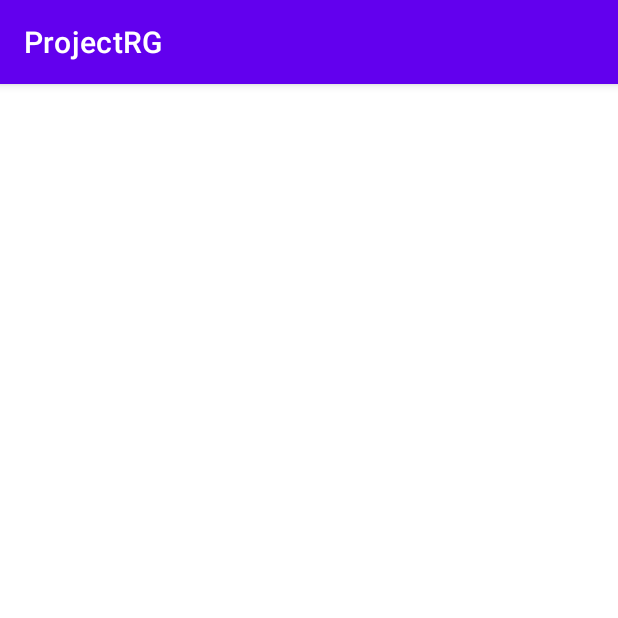
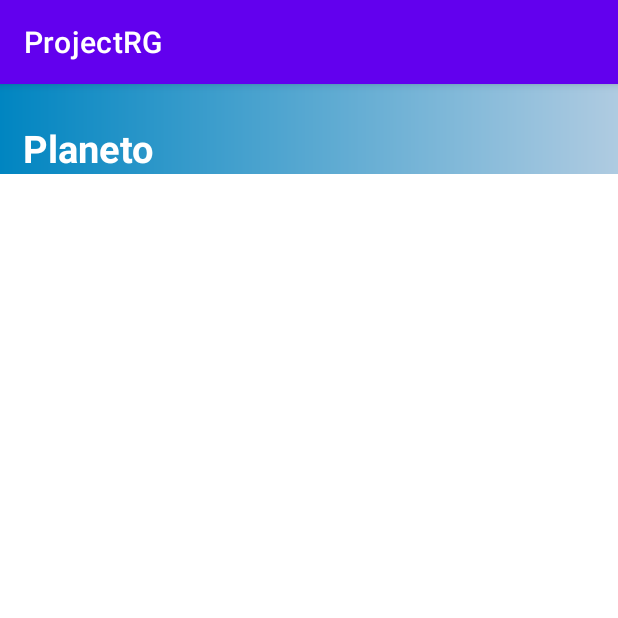
Before and after one commit to Galachka/RaGala, an Android app: the screen it shows after launch (MainActivity), on a phone screen of 412 x 824 dp, the top half of it. Run offline under Robolectric (Android 15) with nearby library versions, the phone set to English and light mode, and no system bars.

Commit message:
home page_1

```diff
--- /dev/null
+++ b/app/src/main/res/drawable/bg_header.xml
@@ -0,0 +1,8 @@
+<?xml version="1.0" encoding="utf-8"?>
+<shape android:shape="rectangle" xmlns:android="http://schemas.android.com/apk/res/android">
+    <gradient android:startColor="#AFCBE1"
+        android:endColor="#0085C1"
+        android:angle="180"
+        android:type="linear"
+        />
+</shape>
--- a/app/src/main/res/layout/activity_main.xml
+++ b/app/src/main/res/layout/activity_main.xml
@@ -6,9 +6,30 @@
     android:layout_height="match_parent"
     tools:context=".MainActivity">
 
+
+    <LinearLayout
+        android:layout_width="match_parent"
+        android:layout_height="60dp"
+        android:background="@drawable/bg_header"
+        android:layout_marginBottom="20dp"
+        android:orientation="horizontal">
+    <TextView
+        android:layout_width="match_parent"
+        android:layout_height="match_parent"
+        android:text="Planeto"
+        android:gravity="start|bottom"
+        android:layout_marginLeft="15dp"
+        android:textColor="@color/white"
+        android:textStyle="bold"
+        android:textSize="25sp" />
+
+        </LinearLayout>
+
+
     <androidx.recyclerview.widget.RecyclerView
-        android:layout_width="334dp"
-        android:layout_height="682dp"
-        tools:layout_editor_absoluteX="26dp"
-        tools:layout_editor_absoluteY="33dp" />
+        android:id="@+id/my_recycler"
+        android:layout_width="match_parent"
+        android:layout_height="match_parent"
+        />
+
 </LinearLayout>
```
